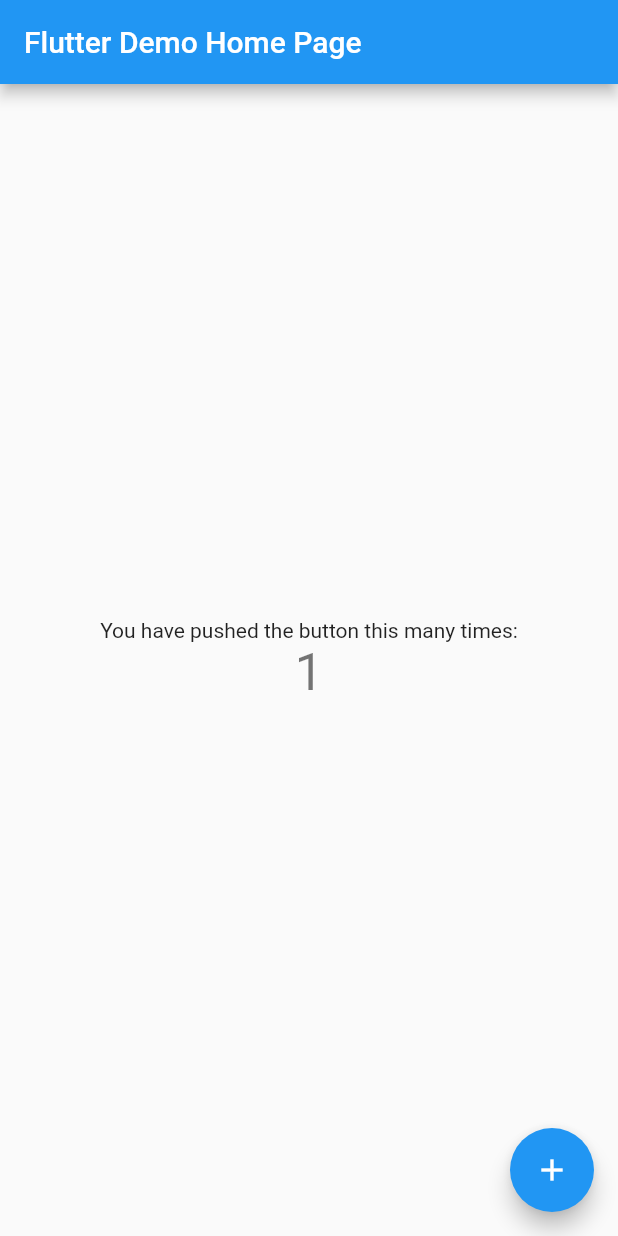
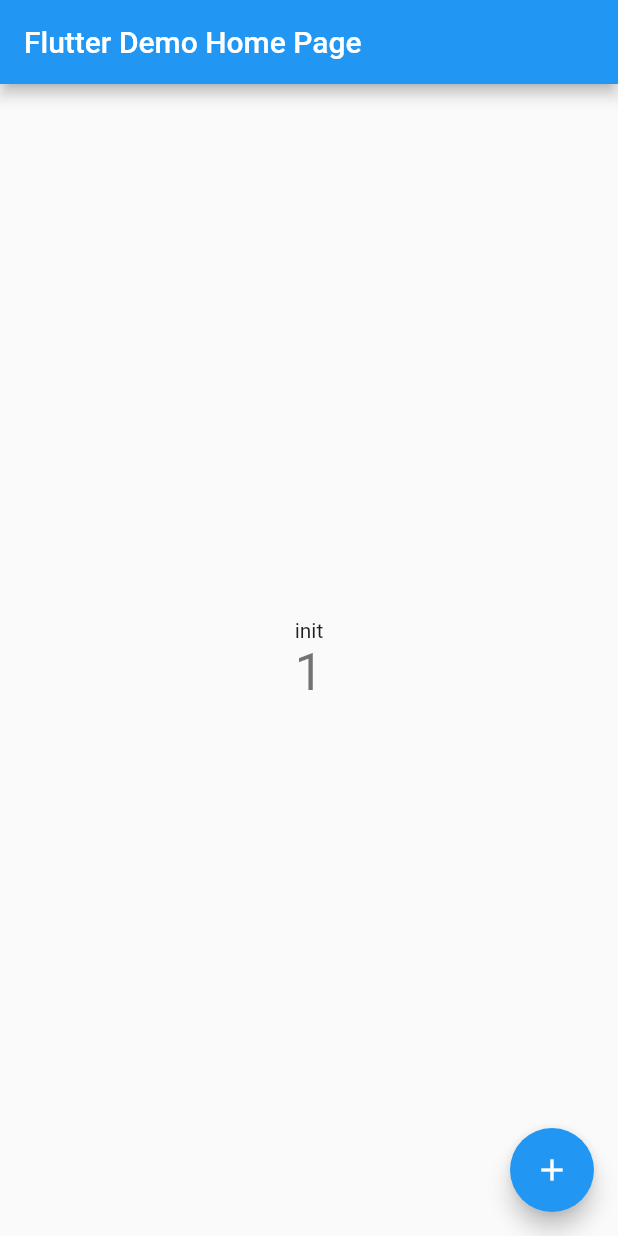
Before and after one commit to ASbarros/app_pr_front, a Flutter app: the screen it shows after launch, after a tap on the "add" icon, on a phone screen of 412 x 824 dp. Run offline on Flutter 3.47's test engine with Material 2 defaults, Android fonts, the phone set to English and light mode, and no system bars; statements that could not run were skipped.

```diff
--- a/pr/lib/pages/home.dart
+++ b/pr/lib/pages/home.dart
@@ -1,4 +1,5 @@
 import 'package:flutter/material.dart';
+import 'package:pr/providers/provider.dart';
 
 class MyHomePage extends StatefulWidget {
   MyHomePage({Key key, this.title}) : super(key: key);
@@ -11,8 +12,10 @@ class MyHomePage extends StatefulWidget {
 
 class _MyHomePageState extends State<MyHomePage> {
   int _counter = 0;
+  String teste='init';
 
   void _incrementCounter() {
+    Provider.getQuestion().then((value) => teste=value);
     setState(() {
       _counter++;
     });
@@ -29,7 +32,7 @@ class _MyHomePageState extends State<MyHomePage> {
           mainAxisAlignment: MainAxisAlignment.center,
           children: <Widget>[
             Text(
-              'You have pushed the button this many times:',
+              teste,
             ),
             Text(
               '$_counter',
--- a/pr/lib/providers/provider.dart
+++ b/pr/lib/providers/provider.dart
@@ -1,3 +1,15 @@
-/* class Provider {
+import 'dart:convert';
 
-} */
+import 'package:pr/providers/environment/.env';
+import 'package:http/http.dart' as http;
+
+class Provider {
+  static Future<Object> getQuestion() async {
+    Environment env = Environment();
+
+    var response = await http.get(env.serve + 'teste',
+        headers: {"Content-Type": "application/json"});
+
+    return json.decode(response.body);
+  }
+}
```
